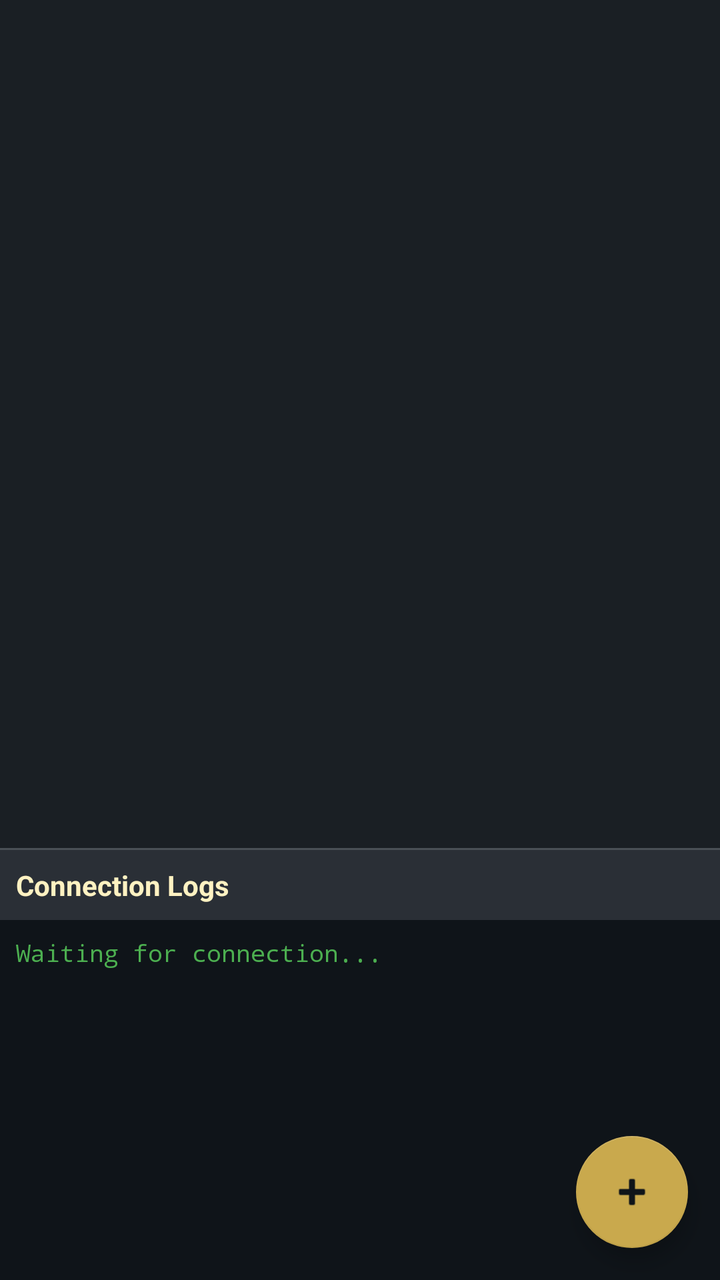
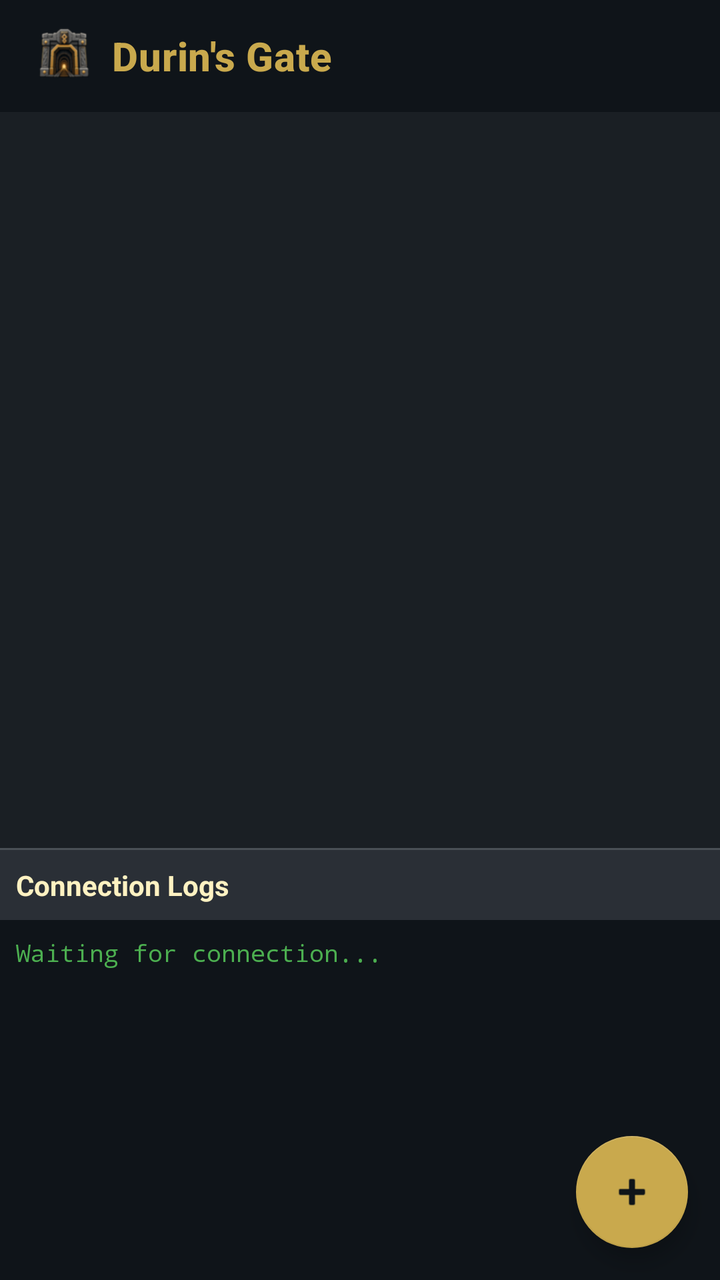

The first picture is an Android layout as it rendered before a commit; the second is the same layout after the commit. The layout source and the unified diff follow.
<!-- AndroidManifest.xml: application theme Theme.DurinsGate -->
<!-- res/layout/activity_main.xml -->
<?xml version="1.0" encoding="utf-8"?>
<androidx.coordinatorlayout.widget.CoordinatorLayout xmlns:android="http://schemas.android.com/apk/res/android"
    xmlns:app="http://schemas.android.com/apk/res-auto"
    android:layout_width="match_parent"
    android:layout_height="match_parent"
    android:background="@color/stone_dark">

    <LinearLayout
        android:layout_width="match_parent"
        android:layout_height="match_parent"
        android:orientation="vertical">

        <androidx.recyclerview.widget.RecyclerView
            android:id="@+id/recyclerView"
            android:layout_width="match_parent"
            android:layout_height="0dp"
            android:layout_weight="1"
            android:padding="8dp" />

        <View
            android:layout_width="match_parent"
            android:layout_height="1dp"
            android:background="@color/stone_light" />

        <TextView
            android:layout_width="match_parent"
            android:layout_height="wrap_content"
            android:padding="8dp"
            android:text="Connection Logs"
            android:textStyle="bold"
            android:textColor="@color/gold_pale"
            android:background="@color/stone_mid"/>

        <ScrollView
            android:id="@+id/logScrollView"
            android:layout_width="match_parent"
            android:layout_height="180dp"
            android:background="@color/void_deep"
            android:padding="8dp">
            <TextView
                android:id="@+id/tvLogs"
                android:layout_width="match_parent"
                android:layout_height="wrap_content"
                android:fontFamily="monospace"
                android:textColor="@color/accent_success"
                android:textSize="12sp"
                android:text="Waiting for connection..." />
        </ScrollView>
    </LinearLayout>

    <com.google.android.material.floatingactionbutton.FloatingActionButton
        android:id="@+id/fabAdd"
        android:layout_width="wrap_content"
        android:layout_height="wrap_content"
        android:layout_gravity="bottom|end"
        android:layout_margin="16dp"
        app:srcCompat="@android:drawable/ic_input_add"
        android:contentDescription="Add Configuration"
        app:backgroundTint="@color/gold_primary"
        app:tint="@color/void_deep"/>

</androidx.coordinatorlayout.widget.CoordinatorLayout>
<!-- resources referenced by this layout -->
<resources>
  <color name="accent_success">#4CAF50</color>
  <color name="gold_pale">#FFF2C2</color>
  <color name="gold_primary">#C9A94D</color>
  <color name="stone_dark">#1A1F24</color>
  <color name="stone_light">#4A5056</color>
  <color name="stone_mid">#2A2F36</color>
  <color name="void_deep">#0F1419</color>
  <style name="Theme.DurinsGate" parent="Theme.MaterialComponents.DayNight.DarkActionBar">
          <item name="colorPrimary">@color/gold_primary</item>
          <item name="colorPrimaryVariant">@color/gold_deep</item>
          <item name="colorOnPrimary">@color/void_deep</item>
  
          <item name="colorSecondary">@color/light_warm</item>
          <item name="colorSecondaryVariant">@color/light_outer</item>
          <item name="colorOnSecondary">@color/void_deep</item>
  
          <item name="android:statusBarColor">@color/void_deep</item>
          <item name="android:windowBackground">@color/stone_dark</item>
  
          <item name="colorSurface">@color/stone_mid</item>
          <item name="colorOnSurface">@color/gold_pale</item>
      </style>
  <color name="gold_deep">#A8842C</color>
  <color name="light_warm">#FFD27A</color>
  <color name="light_outer">#FFB347</color>
</resources>

<!-- the commit's change to res/layout/activity_main.xml (unified diff, before → after) -->
@@ -9,6 +9,36 @@
         android:layout_width="match_parent"
         android:layout_height="match_parent"
         android:orientation="vertical">
+
+        <androidx.appcompat.widget.Toolbar
+            android:id="@+id/toolbar"
+            android:layout_width="match_parent"
+            android:layout_height="?attr/actionBarSize"
+            android:background="@color/void_deep"
+            app:titleTextColor="@color/gold_primary">
+
+            <LinearLayout
+                android:layout_width="wrap_content"
+                android:layout_height="match_parent"
+                android:gravity="center_vertical"
+                android:orientation="horizontal">
+
+                <ImageView
+                    android:id="@+id/iv_header_icon"
+                    android:layout_width="32dp"
+                    android:layout_height="32dp"
+                    android:layout_marginEnd="8dp"
+                    android:src="@mipmap/ic_durins_gate" />
+
+                <TextView
+                    android:layout_width="wrap_content"
+                    android:layout_height="wrap_content"
+                    android:text="@string/app_name"
+                    android:textAppearance="@style/TextAppearance.MaterialComponents.Headline6"
+                    android:textColor="@color/gold_primary"
+                    android:textStyle="bold" />
+            </LinearLayout>
+        </androidx.appcompat.widget.Toolbar>
 
         <androidx.recyclerview.widget.RecyclerView
             android:id="@+id/recyclerView"
<!-- resource entries referenced after the edit -->
@@ -7,7 +7,9 @@
   <color name="stone_light">#4A5056</color>
   <color name="stone_mid">#2A2F36</color>
   <color name="void_deep">#0F1419</color>
-  <style name="Theme.DurinsGate" parent="Theme.MaterialComponents.DayNight.DarkActionBar">
+  <!-- mipmap ic_durins_gate: webp bitmap (mipmap-hdpi, 1834 bytes) -->
+  <string name="app_name">Durin\'s Gate</string>
+  <style name="Theme.DurinsGate" parent="Theme.MaterialComponents.DayNight.NoActionBar">
           <item name="colorPrimary">@color/gold_primary</item>
           <item name="colorPrimaryVariant">@color/gold_deep</item>
           <item name="colorOnPrimary">@color/void_deep</item>
@@ -21,6 +23,11 @@
   
           <item name="colorSurface">@color/stone_mid</item>
           <item name="colorOnSurface">@color/gold_pale</item>
+  
+          <item name="colorError">@android:color/holo_red_light</item>
+  
+          <item name="windowActionBar">false</item>
+          <item name="windowNoTitle">true</item>
       </style>
   <color name="gold_deep">#A8842C</color>
   <color name="light_warm">#FFD27A</color>
